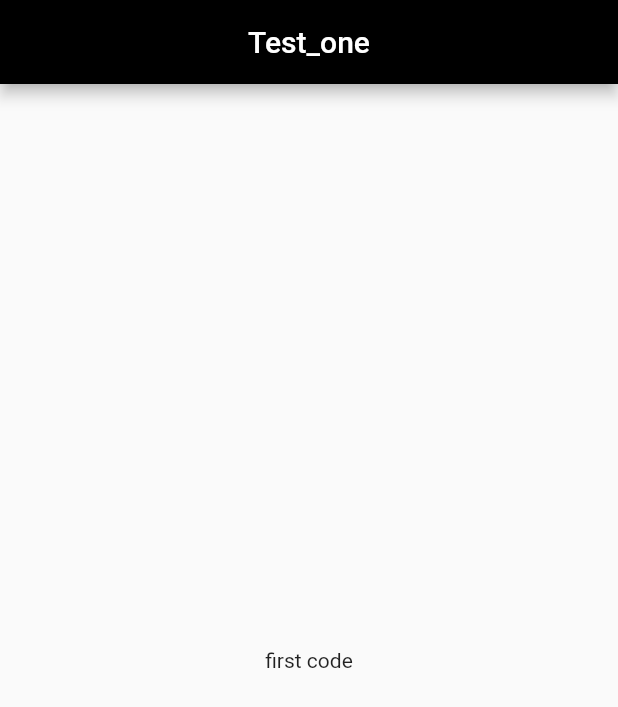
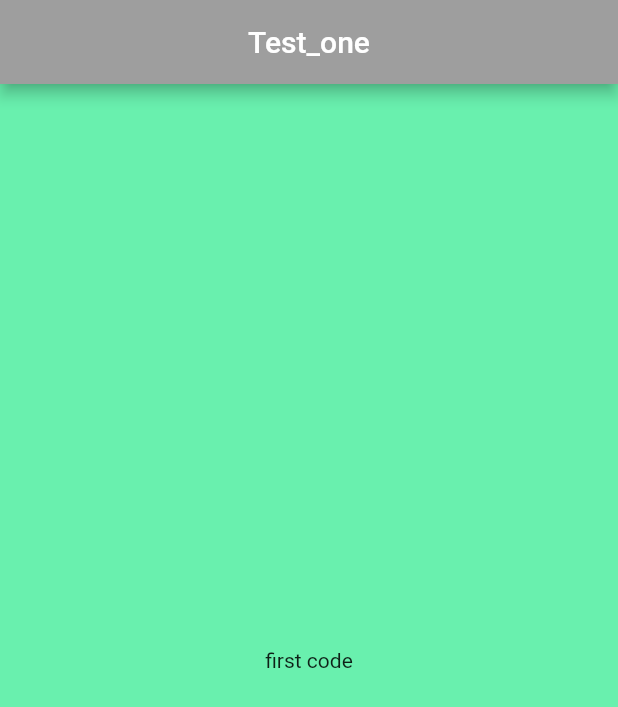
Before and after one commit to kasu12/Flutter, a Flutter app: the screen it shows after launch, on a phone screen of 412 x 824 dp. Shown: the top 707 px of the screen. Run offline on Flutter 3.47's test engine with Material 2 defaults, Android fonts, the phone set to English and light mode, and no system bars.

Commit message:
my first commit

```diff
--- a/lib/main.dart
+++ b/lib/main.dart
@@ -1,18 +1,21 @@
 import 'package:flutter/material.dart';
 
 void main() {
-  runApp(const MyApp());
+  runApp( MyApp());
 }
 
 class MyApp extends StatelessWidget {
-  const MyApp({Key? key}) : super(key: key);
-
   Widget build(BuildContext context) {
     return MaterialApp(
-      home: Scaffold(appBar: AppBar(
-        backgroundColor: Colors.black,
+      home:
+      Scaffold (
+        backgroundColor: Colors.greenAccent,
+        appBar: AppBar(
+        backgroundColor: Colors.grey,
         title: Center (child: Text("Test_one"),) ),
-      body: Center(child: Text("first code"),),),
+      body:
+      Center(
+        child: Text("first code"),),),
 
     );
   }
```
